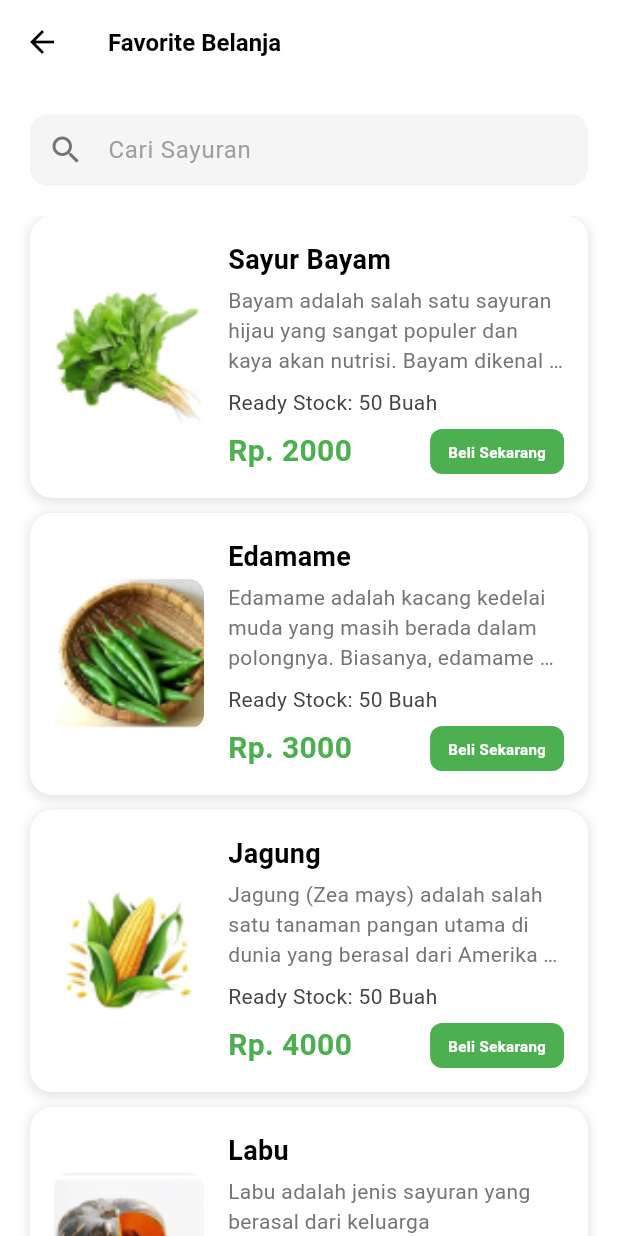
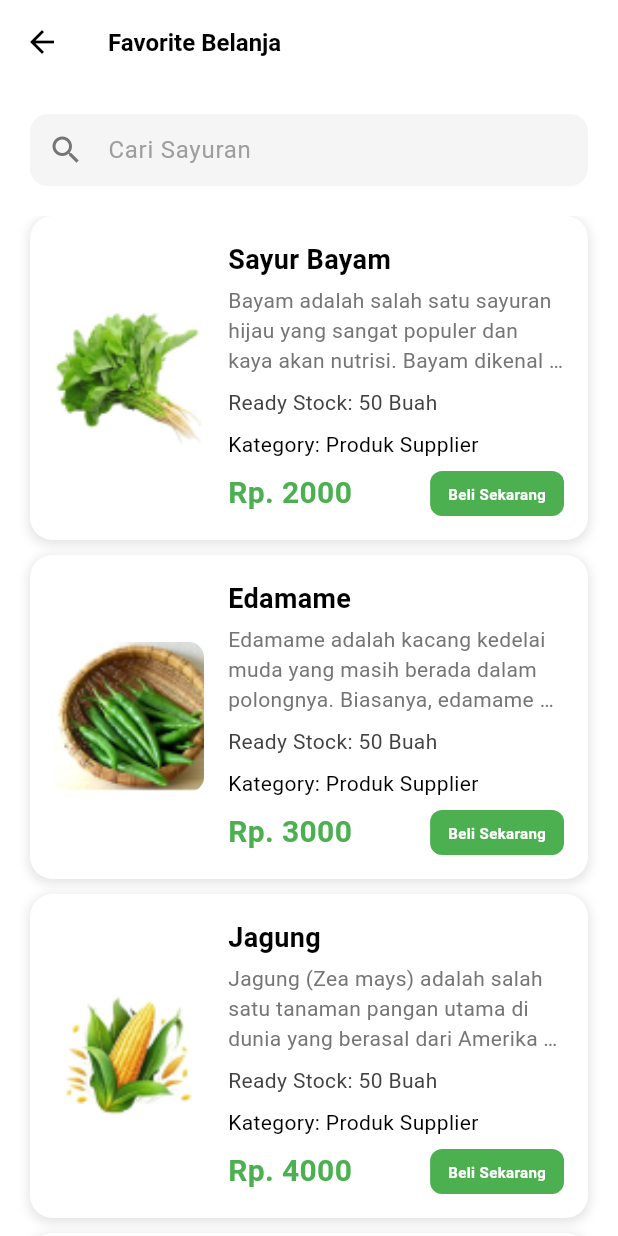
Before and after one commit to firdausmuh/agrolink_app, a Flutter app: the DistributorScreen screen opened directly, after a tap on the "favorite" icon, on a phone screen of 412 x 824 dp. Run offline on Flutter 3.47's test engine with Material 3 defaults, Android fonts, the phone set to English and light mode, and no system bars; our stand-ins replace shared_preferences; missing offline and left inert: dart:ffi; accounts and stored records are empty.

Commit message:
update to add category every produk like produsen, supplier, distributor

```diff
--- a/lib/components/produk_distributor/distributor_card.dart
+++ b/lib/components/produk_distributor/distributor_card.dart
@@ -4,6 +4,7 @@ class DistributorCard extends StatelessWidget {
   final String name;
   final String description;
   final String readyStock;
+  final String category;
   final double price;
   final String imageUrl;
   final VoidCallback onAddPressed;
@@ -13,6 +14,7 @@ class DistributorCard extends StatelessWidget {
     required this.name,
     required this.description,
     required this.readyStock,
+    required this.category,
     required this.price,
     required this.imageUrl,
     required this.onAddPressed,
@@ -89,6 +91,16 @@ class DistributorCard extends StatelessWidget {
                       color: Colors.grey[800],
                     ),
                   ),
+                  const SizedBox(height: 5,),
+                  Text(
+                    'Kategory: ${category.toString()}',
+                    maxLines: 1,
+                    overflow: TextOverflow.ellipsis,
+                    style: TextStyle(
+                      fontSize: 14,
+                      color: Colors.black,
+                    ),
+                  ),
                   const SizedBox(height: 8),
                   Row(
                     mainAxisAlignment: MainAxisAlignment.spaceBetween,
--- a/lib/components/produk_supplier/supplier_card.dart
+++ b/lib/components/produk_supplier/supplier_card.dart
@@ -4,6 +4,7 @@ class SupplierCard extends StatelessWidget {
   final String name;
   final String description;
   final String readyStock;
+  final String category;
   final double price;
   final String imageUrl;
   final VoidCallback onAddPressed;
@@ -13,6 +14,7 @@ class SupplierCard extends StatelessWidget {
     required this.name,
     required this.description,
     required this.readyStock,
+    required this.category,
     required this.price,
     required this.imageUrl,
     required this.onAddPressed,
@@ -89,6 +91,16 @@ class SupplierCard extends StatelessWidget {
                       color: Colors.grey[800],
                     ),
                   ),
+                  const SizedBox(height: 8,),
+                  Text(
+                    'Kategory: ${category.toString()}',
+                    maxLines: 1,
+                    overflow: TextOverflow.ellipsis,
+                    style: TextStyle(
+                      fontSize: 14,
+                      color: Colors.black,
+                    ),
+                  ),
                   const SizedBox(height: 8),
                   Row(
                     mainAxisAlignment: MainAxisAlignment.spaceBetween,
--- a/lib/models/Distributor.dart
+++ b/lib/models/Distributor.dart
@@ -2,6 +2,7 @@ class produk_distributor {
   final String title;
   final String description;
   final String readyStock;
+  final String category;
   final List<String> imageUrl;
   final double harga;
   final double rating;
@@ -12,6 +13,7 @@ class produk_distributor {
     required this.title,
     required this.description,
     required this.readyStock,
+    required this.category,
     required this.imageUrl,
     required this.harga,
     required this.rating,
@@ -25,6 +27,7 @@ List<produk_distributor> distributors = [
       title: "Bumbu Kari Ayam",
       description: "Bumbu kari ayam adalah campuran rempah-rempah yang digunakan untuk membuat hidangan kari ayam yang kaya rasa, gurih, dan sedikit pedas. Berikut adalah daftar bumbu yang umumnya digunakan untuk membuat kari ayam: Bawang merah, bawang putih, jahe, kunyit, lengkuas, kemiri, dan cabai merah dan lain-lain",
       readyStock: "20Kg",
+      category: "Produk Distributor",
       imageUrl: ['assets/images/distributor/bumbu_kari.png', 'assets/images/distributor/bumbu_kari.png'],
       harga: 65000,
       rating: 3.2,
@@ -35,6 +38,7 @@ List<produk_distributor> distributors = [
       title: "Pakan Ayam",
       description: "Pakan ayam adalah makanan yang diberikan kepada ayam untuk mendukung pertumbuhannya, produksi telur, atau kualitas daging ayam. Pakan ayam yang baik harus mengandung berbagai nutrisi penting seperti protein, lemak, karbohidrat, vitamin, dan mineral.",
       readyStock: "20Pcs",
+      category: "Produk Distributor",
       imageUrl: ['assets/images/distributor/pakan_ayam.png', 'assets/images/distributor/pakan_ayam.png'],
       harga: 15000,
       rating: 4.2,
@@ -45,6 +49,7 @@ List<produk_distributor> distributors = [
       title: "Pupuk Organik",
       description: "Pupuk organik adalah jenis pupuk yang terbuat dari bahan-bahan alami, baik itu dari bahan nabati, hewani, atau mikroorganisme yang telah melalui proses dekomposisi. Pupuk ini digunakan untuk memperbaiki kualitas tanah, meningkatkan kesuburan tanah, serta memberikan nutrisi bagi tanaman secara alami. Pupuk organik tidak hanya mengandung unsur hara, tetapi juga bahan organik yang dapat memperbaiki struktur tanah, meningkatkan kapasitas penyerapan air, serta meningkatkan aktivitas mikroorganisme tanah.",
       readyStock: "20Kg",
+      category: "Produk Distributor",
       imageUrl: ['assets/images/distributor/pupuk_organik.png', 'assets/images/distributor/pupuk_organik.png'],
       harga: 65000,
       rating: 3.2,
--- a/lib/models/Produsen.dart
+++ b/lib/models/Produsen.dart
@@ -2,6 +2,7 @@ class produk_produsen {
   final String title;
   final String description;
   final String readyStock;
+  final String category;
   final List<String> imageUrl;
   final double harga;
   final double rating;
@@ -12,6 +13,7 @@ class produk_produsen {
     required this.title,
     required this.description,
     required this.readyStock,
+    required this.category,
     required this.imageUrl,
     required this.harga,
     required this.rating,
@@ -25,6 +27,7 @@ List<produk_produsen> produsens = [
       title: "Sayur Kangkung",
       description: "Kangkung, yang memiliki nama ilmiah Ipomoea aquatica, adalah salah satu jenis sayuran hijau yang populer di banyak negara Asia, termasuk Indonesia. Kangkung dikenal sebagai sayuran yang tumbuh cepat dan mudah dibudidayakan, terutama di daerah tropis dengan banyak air.",
       readyStock: "20Pack",
+      category: "Produk Produsen",
       imageUrl: ['assets/images/produsen/kankung.png', 'assets/images/produsen/kankung.png'],
       harga: 65000,
       rating: 3.2,
@@ -35,6 +38,7 @@ List<produk_produsen> produsens = [
       title: "Sayur Sawi Jadi",
       description: "Sawi adalah jenis sayuran hijau yang termasuk dalam keluarga Brassicaceae atau kubis-kubisan. Sayuran ini sering digunakan dalam berbagai masakan Asia karena rasanya yang segar dan kandungan gizinya yang tinggi. Di Indonesia, sawi sangat populer dan tersedia dalam beberapa varietas.",
       readyStock: "20Pcs",
+      category: "Produk Produsen",
       imageUrl: ['assets/images/produsen/sawi.png', 'assets/images/produsen/sawi.png'],
       harga: 15000,
       rating: 4.2,
@@ -45,6 +49,7 @@ List<produk_produsen> produsens = [
       title: "Buah Naga Segar",
       description: "Buah naga, dikenal juga sebagai pitaya, adalah buah tropis yang berasal dari kaktus genus Hylocereus atau Selenicereus. Buah ini populer karena bentuknya yang unik, rasa manisnya yang menyegarkan, serta manfaat kesehatannya yang beragam.",
       readyStock: "20Kg",
+      category: "Produk Produsen",
       imageUrl: ['assets/images/produsen/buah_naga.png', 'assets/images/produsen/buah_naga.png'],
       harga: 65000,
       rating: 3.2,
--- a/lib/models/Supplier.dart
+++ b/lib/models/Supplier.dart
@@ -2,6 +2,7 @@ class produk_supplier {
   final String title;
   final String description;
   final String readyStock;
+  final String category;
   final List<String> imageUrl;
   final double harga;
   final double rating;
@@ -12,6 +13,7 @@ class produk_supplier {
     required this.title,
     required this.description,
     required this.readyStock,
+    required this.category,
     required this.imageUrl,
     required this.harga,
     required this.rating,
@@ -25,6 +27,7 @@ List<produk_supplier> suppliers = [
     title: "Sayur Bayam",
     description: "Bayam adalah salah satu sayuran hijau yang sangat populer dan kaya akan nutrisi. Bayam dikenal sebagai sumber zat besi yang tinggi, sehingga sering disebut sebagai superfood. Sayur ini berasal dari keluarga Amaranthaceae dan banyak digunakan dalam berbagai masakan di seluruh dunia.",
     readyStock: "50 Buah",
+    category: "Produk Supplier",
     imageUrl: ['assets/images/produk_supplier/bayam.png','assets/images/produk_supplier/edamame.png',],
     harga: 2000,
     rating: 4.2,
@@ -36,6 +39,7 @@ List<produk_supplier> suppliers = [
       description:
           "Edamame adalah kacang kedelai muda yang masih berada dalam polongnya. Biasanya, edamame direbus atau dikukus dengan sedikit garam untuk menghasilkan rasa yang gurih dan lezat. Edamame sering dijadikan camilan sehat atau tambahan dalam masakan Asia, terutama dalam masakan Jepang dan Korea.",
       readyStock: "50 Buah",
+      category: "Produk Supplier",
       imageUrl: ['assets/images/produk_supplier/edamame.png','assets/images/produk_supplier/edamame.png',],
       harga: 3000,
       rating: 4.4,
@@ -46,6 +50,7 @@ List<produk_supplier> suppliers = [
       description:
           "Jagung (Zea mays) adalah salah satu tanaman pangan utama di dunia yang berasal dari Amerika Tengah dan Selatan. Tanaman ini termasuk dalam keluarga rumput-rumputan (Poaceae) dan menjadi sumber karbohidrat penting bagi banyak masyarakat. Jagung sering digunakan dalam berbagai bentuk, baik sebagai bahan makanan pokok, camilan, maupun bahan baku industri.",
       readyStock: "50 Buah",
+      category: "Produk Supplier",
       imageUrl: ['assets/images/produk_supplier/jagun.png','assets/images/produk_supplier/jagun.png',],
       harga: 4000,
       rating: 4.1,
@@ -56,6 +61,7 @@ List<produk_supplier> suppliers = [
       description:
           "Labu adalah jenis sayuran yang berasal dari keluarga Cucurbitaceae yang memiliki berbagai varietas seperti labu kuning, labu air, dan labu siam. Labu dikenal karena rasanya yang manis alami, tekstur lembut, serta kandungan nutrisi yang tinggi. Labu sering digunakan dalam berbagai hidangan, mulai dari sup, makanan penutup, hingga camilan.",
       readyStock: "50 Buah",
+      category: "Produk Supplier",
       imageUrl: ['assets/images/produk_supplier/labu.png','assets/images/produk_supplier/labu.png',],
       harga: 100000,
       rating: 4.2,
@@ -66,6 +72,7 @@ List<produk_supplier> suppliers = [
       description:
           "Terong (Solanum melongena) adalah salah satu jenis sayuran yang berasal dari keluarga Solanaceae. Terong memiliki ciri khas dengan kulit yang halus dan berwarna ungu, meskipun ada juga terong berwarna hijau, putih, atau kuning. Terong sering digunakan dalam berbagai masakan, baik itu digoreng, dipanggang, atau dijadikan bahan sup.",
       readyStock: "50 Buah",
+      category: "Produk Supplier",
       imageUrl: ['assets/images/produk_supplier/terong.png','assets/images/produk_supplier/terong.png',],
       harga: 1000,
       rating: 4.2,
--- a/lib/screens/home/home_screen.dart
+++ b/lib/screens/home/home_screen.dart
@@ -64,10 +64,6 @@ class HomeScreen extends StatelessWidget {
                 backgroundImage:
                 const AssetImage('assets/images/profile1.png'),
               ),
-              // CircleAvatar(
-              //   radius: 24,
-              //   child: Image.asset('assets/images/profile.png'),
-              // )
             ],
           ),
         ),
--- a/lib/screens/produk_distributor/distributor_screen.dart
+++ b/lib/screens/produk_distributor/distributor_screen.dart
@@ -81,6 +81,7 @@ class _ProdukDistributorScreenState extends State<DistributorScreen> {
                                   name: distributor.title,
                                   description: distributor.description,
                                   readyStock: distributor.readyStock,
+                                  category: distributor.category,
                                   price: distributor.harga,
                                   imageUrl: distributor.imageUrl[0],
                                   onAddPressed: () {
--- a/lib/screens/produk_produsen/produsen_screen.dart
+++ b/lib/screens/produk_produsen/produsen_screen.dart
@@ -79,6 +79,7 @@ class _ProdukProdusenScreenState extends State<ProdusenScreen> {
                                   name: produsen.title,
                                   description: produsen.description,
                                   readyStock: produsen.readyStock,
+                                  category: produsen.category,
                                   price: produsen.harga,
                                   imageUrl: produsen.imageUrl[0],
                                   onAddPressed: () {
--- a/lib/screens/produk_supplier/favorite_belanja_screen.dart
+++ b/lib/screens/produk_supplier/favorite_belanja_screen.dart
@@ -65,6 +65,7 @@ class _FavoriteBelanjaScreenState extends State<FavoriteBelanjaScreen> {
                                 name: supplier.title,
                                 description: supplier.description,
                                 readyStock: supplier.readyStock,
+                                category: supplier.category,
                                 price: supplier.harga,
                                 imageUrl: supplier.imageUrl[0],
                                 onAddPressed: () {
--- a/lib/screens/produk_supplier/supplier_screen.dart
+++ b/lib/screens/produk_supplier/supplier_screen.dart
@@ -79,6 +79,7 @@ class _ProdukSupplierScreenState extends State<SupplierScreen> {
                                 name: supplier.title,
                                 description: supplier.description,
                                 readyStock: supplier.readyStock,
+                                category: supplier.category,
                                 price: supplier.harga,
                                 imageUrl: supplier.imageUrl[0],
                                 onAddPressed: () {
```
Also changed, not shown: lib/components/produk_produsen/produsen_card.dart (+12 -0 lines).
